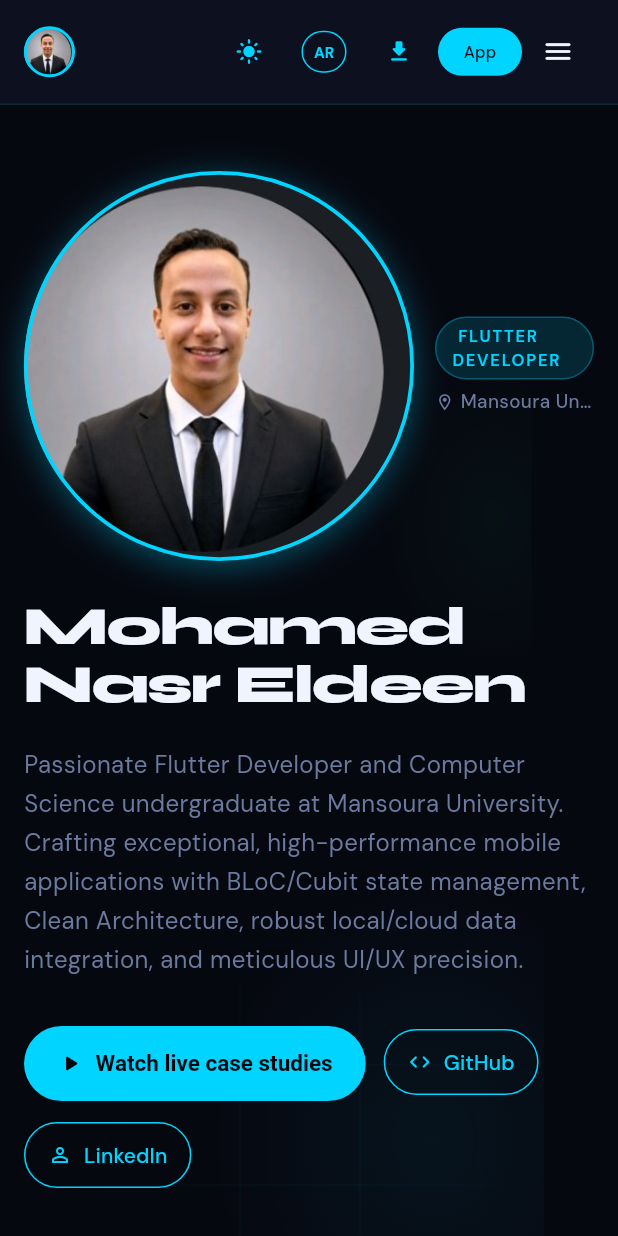
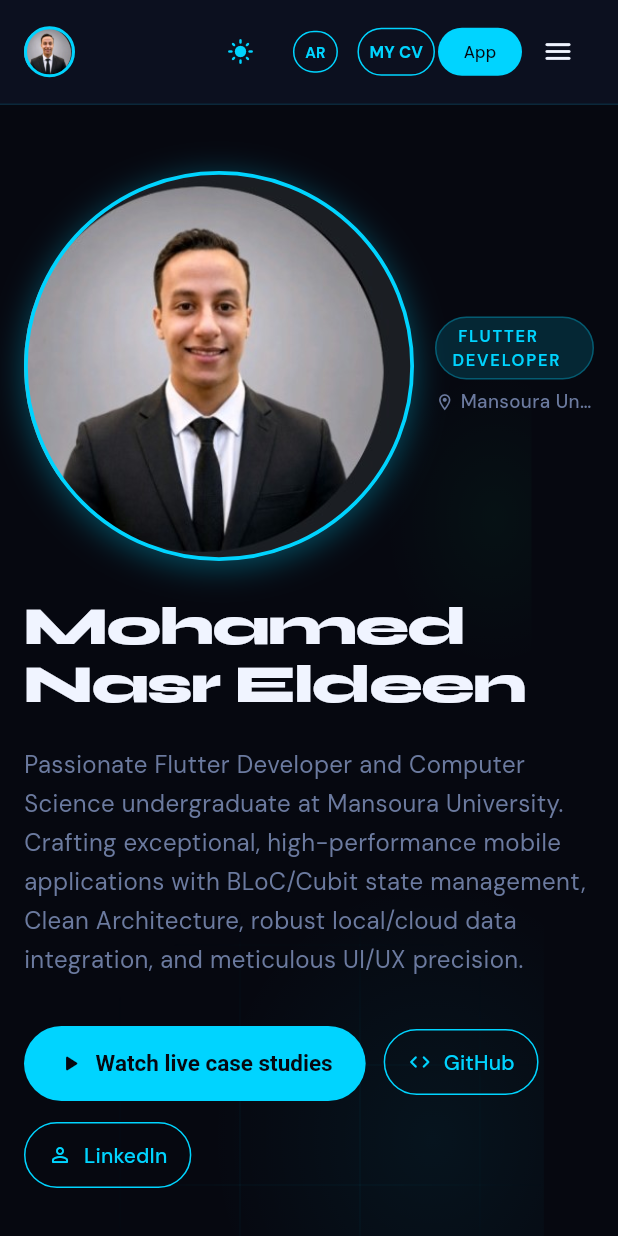
Before and after one commit to Mohamednasr11/portfolio_live_showcase, a Flutter app: the screen it shows after launch, on a phone screen of 412 x 824 dp. Run offline on Flutter 3.47's test engine with Material 3 defaults, Android fonts, the phone set to English and light mode, and no system bars; our stand-ins replace flutter_animate, visibility_detector.

Commit message:
feat: Replace CV icon button with text-only MY CV button, update phone number to 2010960743334, and add dedicated unit tests

```diff
--- a/lib/core/utils/url_launcher_utils.dart
+++ b/lib/core/utils/url_launcher_utils.dart
@@ -1,3 +1,4 @@
+import 'package:flutter/material.dart';
 import 'package:url_launcher/url_launcher.dart';
 
 class UrlLauncherUtils {
@@ -19,6 +20,7 @@ class UrlLauncherUtils {
   }
 
   static Future<void> downloadCV() async {
+    debugPrint('Cv is downloaded');
     await launchURL('Mohamed_NasrEldeen_CV.pdf');
   }
 }
--- a/lib/data/portfolio_data.dart
+++ b/lib/data/portfolio_data.dart
@@ -13,7 +13,7 @@ class PortfolioData {
       'جامعة المنصورة — كلية الحاسبات والمعلومات';
 
   static const String email = 'mohamed.nasr.flutter@gmail.com';
-  static const String phone = '201096074334';
+  static const String phone = '2010960743334';
   static const String githubUrl = 'https://github.com/Mohamednasr11';
   static const String linkedinUrl =
       'https://www.linkedin.com/in/mohamed-nasr-eldeen-3057b8240/';
--- a/lib/portfolio/portfolio_page.dart
+++ b/lib/portfolio/portfolio_page.dart
@@ -268,18 +268,23 @@ class _NavBar extends StatelessWidget {
                 ),
               ),
             ),
-            const SizedBox(width: 2),
-            // Download CV Button
-            IconButton(
-              tooltip: isArabic ? 'تحميل السيرة الذاتية' : 'Download CV',
+            const SizedBox(width: 4),
+            // MY CV Button (Text-only, no icon)
+            OutlinedButton(
               onPressed: () => UrlLauncherUtils.downloadCV(),
-              icon: const Icon(
-                Icons.download_rounded,
-                color: Show.accent,
-                size: 18,
-              ),
-              constraints: const BoxConstraints(minWidth: 30, minHeight: 30),
-              padding: EdgeInsets.zero,
+              style: OutlinedButton.styleFrom(
+                foregroundColor: Show.accent,
+                side: const BorderSide(color: Show.accent),
+                padding: const EdgeInsets.symmetric(horizontal: 8, vertical: 6),
+                minimumSize: const Size(36, 32),
+              ),
+              child: const Text(
+                'MY CV',
+                style: TextStyle(
+                  fontWeight: FontWeight.w700,
+                  fontSize: 11,
+                ),
+              ),
             ),
             const SizedBox(width: 2),
             // Live Showcase Button
--- a/lib/sections/contact_section.dart
+++ b/lib/sections/contact_section.dart
@@ -107,8 +107,7 @@ class ContactSection extends StatelessWidget {
                             UrlLauncherUtils.openWhatsApp(PortfolioData.phone),
                       ),
                       QuietButton(
-                        label: isAr ? 'تحميل السيرة الذاتية' : 'Download CV',
-                        icon: Icons.download_rounded,
+                        label: 'MY CV',
                         onPressed: () => UrlLauncherUtils.downloadCV(),
                       ),
                     ],
--- a/lib/widgets/navigation/footer_nav_bar.dart
+++ b/lib/widgets/navigation/footer_nav_bar.dart
@@ -59,7 +59,7 @@ class FooterNavBar extends StatelessWidget {
                           ),
                         ),
                         _FooterLink(
-                          isAr ? 'تحميل السيرة الذاتية' : 'Download CV',
+                          'MY CV',
                           () => UrlLauncherUtils.downloadCV(),
                         ),
                       ],
```
Also changed, not shown: lib/widgets/navigation/header_nav_bar.dart (+3 -4 lines), 2 other files.
